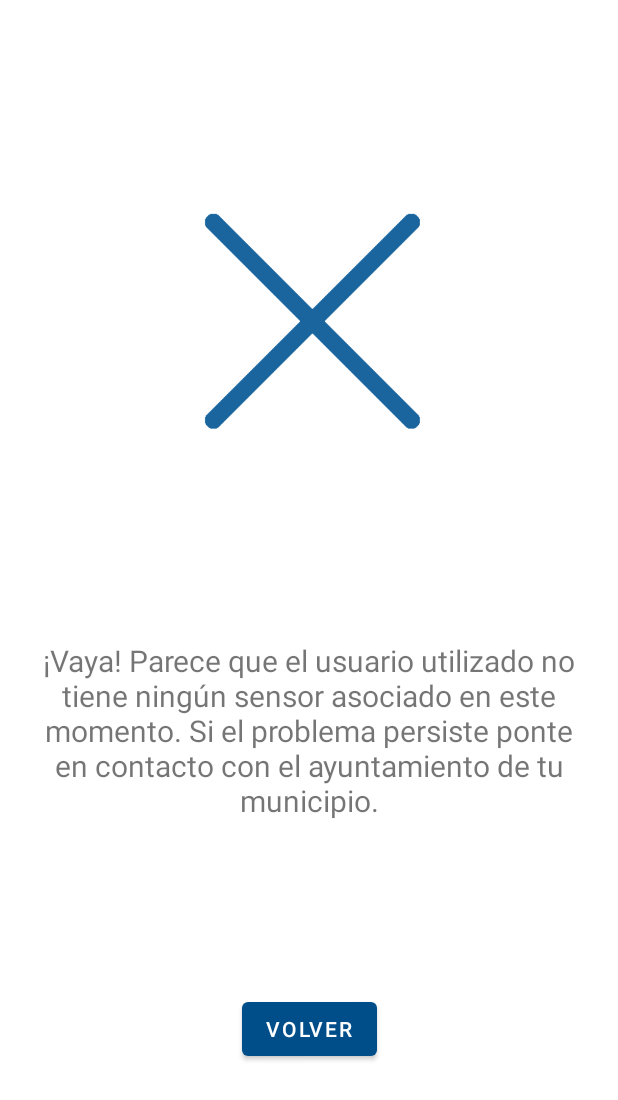
After one commit to nachischo/Commun03APP, an Android app: the fragment NoSensorAssociatedFragment placed in its activity, on a phone screen of 412 x 824 dp. The commit adds this screen. Shown: the top 1100 px of the screen. Run offline under Robolectric (Android 15) with nearby library versions, the phone set to English and light mode, and no system bars.

Commit message:
Pantalla de error al no haber sensor asociado con usuario

```diff
--- a/app/src/main/java/com/imsangar/commun03app/accountManagement/Login.java
+++ b/app/src/main/java/com/imsangar/commun03app/accountManagement/Login.java
@@ -41,7 +41,7 @@ public class Login {
         Log.d("nuevoPostLogin", "{ 'email': '"+emailUsuario+"', 'password': '"+passwordUsuario+"' }");
         try {
             //realizar una petición de tipo POST donde en el cuerpo aparecen el email y la contraseña del usuario
-            REST.nuevaPeticion.post("http://"+serverIP+":3000/api/usuarios/login", String.valueOf(new JSONObject().put("email", emailUsuario).put("password", passwordUsuario)), new PeticionarioREST.RespuestaREST() {
+            REST.nuevaPeticion.post("http://communo3.dalfmos.upv.edu.es/api/usuarios/login", String.valueOf(new JSONObject().put("email", emailUsuario).put("password", passwordUsuario)), new PeticionarioREST.RespuestaREST() {
                 @Override
                 public void callback(int codigo, String cuerpo) {
                     //si el código de respuesta es 200 (OK)...
@@ -78,13 +78,22 @@ public class Login {
                         editarPreferencias.commit();
 
                         //realizar una petición de tipo get para conocer la información del sensor asociado al usuario
-                        REST.nuevaPeticion.get("http://"+serverIP+":3000/api/usuarios/"+sharedPreferences.getString("nickname","")+"/sensor", new PeticionarioREST.RespuestaREST() {
+                        REST.nuevaPeticion.get("http://communo3.dalfmos.upv.edu.es/api/usuarios/"+sharedPreferences.getString("nickname","")+"/sensor", new PeticionarioREST.RespuestaREST() {
                             @Override
                             public void callback(int codigo, String cuerpo) {
                                 if(codigo == 200) {
 
+                                    if(cuerpo.equals("")){
+                                        SharedPreferences sharedPreferences = contexto.getSharedPreferences("shared_prefs", Context.MODE_PRIVATE);
+                                        SharedPreferences.Editor editarPreferencias = sharedPreferences.edit();
+                                        editarPreferencias.clear();
+                                        editarPreferencias.commit();
+                                        FragmentAdapter.inicializarFragmentNoSensorAssociated(actividad, savedInstanceState);
+                                    }else{
+
                                     //si el código de respuesta es 200 (OK)...
                                     JSONObject cuerpoJSON = null;
+
                                     try {
                                         //convertir el cuerpo de la respuesta a un objeto JSON
                                         cuerpoJSON = new JSONObject(cuerpo);
@@ -111,7 +120,7 @@ public class Login {
                                     //iniciar la actividad principal con la sesión iniciada
                                     Intent intent = new Intent(context, MainActivity.class);
                                     context.startActivity(intent);
-
+                                    }
                                 }
                                 //si el código no fué 200 (OK), llamar a la función que gestiona los errores de inicio de sesión
                                 else{
--- /dev/null
+++ b/app/src/main/java/com/imsangar/commun03app/fragments/NoSensorAssociatedFragment.java
@@ -0,0 +1,34 @@
+package com.imsangar.commun03app.fragments;
+
+import android.os.Bundle;
+import android.view.LayoutInflater;
+import android.view.View;
+import android.view.ViewGroup;
+
+import androidx.fragment.app.Fragment;
+
+import com.imsangar.commun03app.databinding.HomeBinding;
+import com.imsangar.commun03app.databinding.NoSensorAssociatedBinding;
+import com.imsangar.commun03app.uiElements.FragmentAdapter;
+
+public class NoSensorAssociatedFragment extends Fragment {
+
+    private NoSensorAssociatedBinding binding;
+
+    @Override
+    public void onCreate(Bundle savedInstanceState) {
+        super.onCreate(savedInstanceState);
+    }
+    @Override
+    public View onCreateView(LayoutInflater inflater, ViewGroup container,
+                             Bundle savedInstanceState) {
+        binding = NoSensorAssociatedBinding.inflate(inflater, container, false);
+        View root = binding.getRoot();
+
+        binding.VolverALoginButton.setOnClickListener(view -> {
+            FragmentAdapter.inicializarFragmentLogin(getActivity(),savedInstanceState);
+        });
+
+        return root;
+    }
+}
--- a/app/src/main/java/com/imsangar/commun03app/uiElements/FragmentAdapter.java
+++ b/app/src/main/java/com/imsangar/commun03app/uiElements/FragmentAdapter.java
@@ -11,6 +11,7 @@ import com.imsangar.commun03app.fragments.FragmentPruebaHome;
 import com.imsangar.commun03app.fragments.HomeFragment;
 import com.imsangar.commun03app.fragments.LoginActivityFragment;
 import com.imsangar.commun03app.fragments.LoginLoadingFragment;
+import com.imsangar.commun03app.fragments.NoSensorAssociatedFragment;
 import com.imsangar.commun03app.fragments.OptionsFragment;
 
 public class FragmentAdapter {
@@ -64,6 +65,18 @@ public class FragmentAdapter {
         }
     }
 
+    //función encargada de inicializar la ui de error cuando el usuario no tiene ningún sensor asociado
+    public static void inicializarFragmentNoSensorAssociated(FragmentActivity actividad, Bundle savedInstanceState) {
+        actividad.setContentView(R.layout.activity_principal);
+
+        if (savedInstanceState == null) {
+            actividad.getSupportFragmentManager().beginTransaction()
+                    .setReorderingAllowed(true)
+                    .add(R.id.fragmentContainerView, NoSensorAssociatedFragment.class, null)
+                    .commit();
+        }
+    }
+
     //función encargada de inicializar la ui de recuperación de contraseña olvidada
     public static void inicializarFragmentForgottenPassword(FragmentActivity actividad, Bundle savedInstanceState, Bundle datosUser) {
         actividad.setContentView(R.layout.activity_principal);
--- a/app/src/main/res/layout/no_sensor_associated.xml
+++ b/app/src/main/res/layout/no_sensor_associated.xml
@@ -1,6 +1,44 @@
 <?xml version="1.0" encoding="utf-8"?>
 <androidx.constraintlayout.widget.ConstraintLayout xmlns:android="http://schemas.android.com/apk/res/android"
+    xmlns:app="http://schemas.android.com/apk/res-auto"
+    xmlns:tools="http://schemas.android.com/tools"
     android:layout_width="match_parent"
     android:layout_height="match_parent">
 
+    <ImageView
+        android:id="@+id/imageView2"
+        android:layout_width="202dp"
+        android:layout_height="198dp"
+        app:layout_constraintBottom_toTopOf="@+id/textView"
+        app:layout_constraintEnd_toEndOf="parent"
+        app:layout_constraintHorizontal_bias="0.5"
+        app:layout_constraintStart_toStartOf="parent"
+        app:layout_constraintTop_toTopOf="parent"
+        app:srcCompat="@drawable/cross_icon" />
+
+    <TextView
+        android:id="@+id/textView"
+        android:layout_width="0dp"
+        android:layout_height="wrap_content"
+        android:layout_marginStart="20dp"
+        android:layout_marginEnd="20dp"
+        android:gravity="center"
+        android:text="¡Vaya! Parece que el usuario utilizado no tiene ningún sensor asociado en este momento. Si el problema persiste ponte en contacto con el ayuntamiento de tu municipio."
+        android:textSize="20sp"
+        app:layout_constraintBottom_toTopOf="@+id/VolverALoginButton"
+        app:layout_constraintEnd_toEndOf="parent"
+        app:layout_constraintHorizontal_bias="0.5"
+        app:layout_constraintStart_toStartOf="parent"
+        app:layout_constraintTop_toBottomOf="@+id/imageView2" />
+
+    <Button
+        android:id="@+id/VolverALoginButton"
+        android:layout_width="wrap_content"
+        android:layout_height="wrap_content"
+        android:text="Volver"
+        app:layout_constraintBottom_toBottomOf="parent"
+        app:layout_constraintEnd_toEndOf="parent"
+        app:layout_constraintHorizontal_bias="0.5"
+        app:layout_constraintStart_toStartOf="parent"
+        app:layout_constraintTop_toBottomOf="@+id/textView" />
 </androidx.constraintlayout.widget.ConstraintLayout>
```
